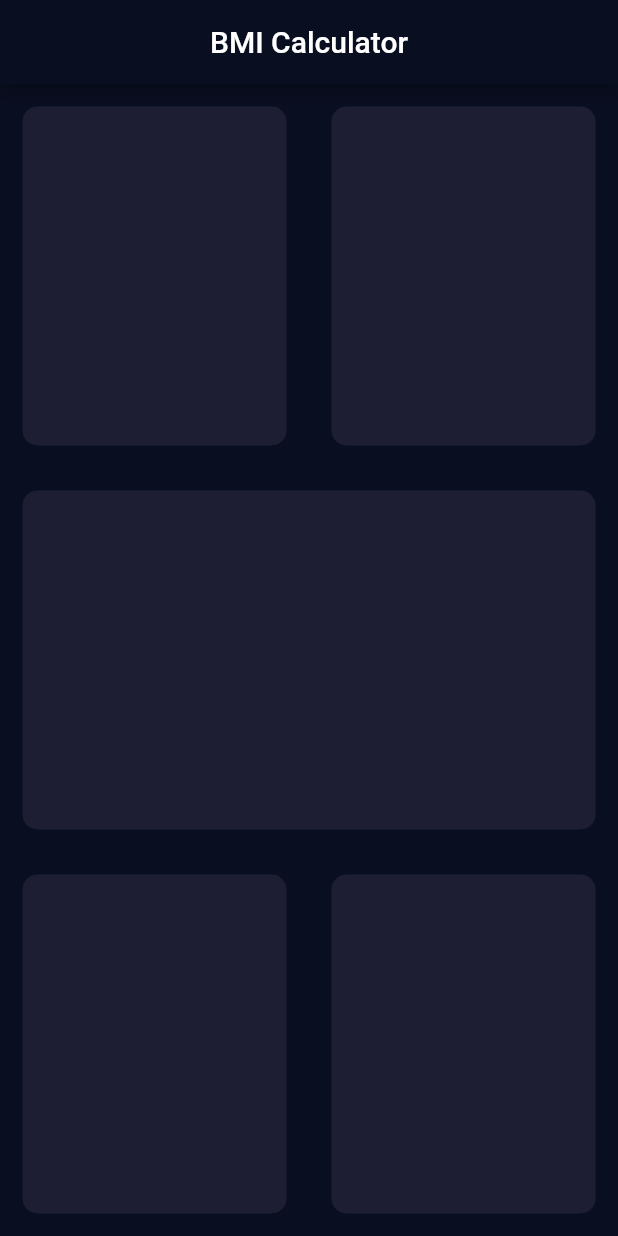
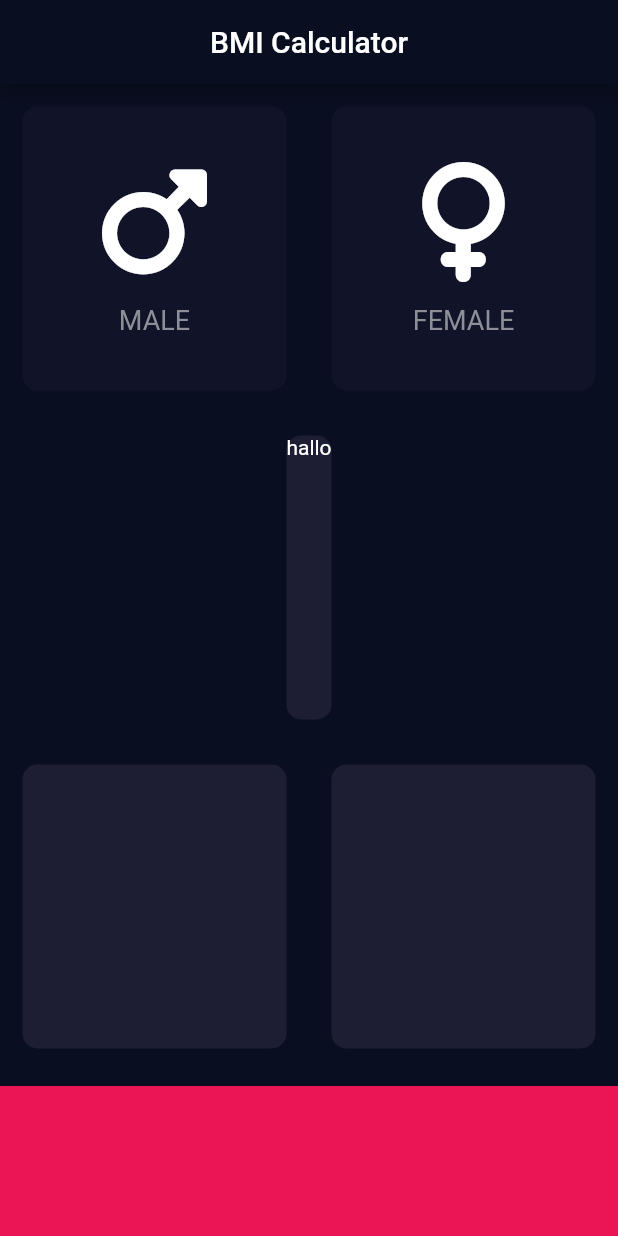
Before and after one commit to 1amSumit/BMI-flutter, a Flutter app: the screen it shows after launch, on a phone screen of 412 x 824 dp. Run offline on Flutter 3.47's test engine with Material 2 defaults, Android fonts, the phone set to English and light mode, and no system bars; our stand-ins replace font_awesome_flutter.

```diff
--- /dev/null
+++ b/lib/IconData.dart
@@ -0,0 +1,30 @@
+import "package:flutter/material.dart";
+
+class GenderCard extends StatelessWidget {
+  GenderCard({required this.icon, required this.text});
+
+  final IconData icon;
+  final String text;
+  @override
+  Widget build(BuildContext context) {
+    return Column(
+      mainAxisAlignment: MainAxisAlignment.center,
+      children: [
+        Icon(
+          icon,
+          size: 80,
+        ),
+        SizedBox(
+          height: 15.0,
+        ),
+        Text(
+          text,
+          style: TextStyle(
+            fontSize: 18.0,
+            color: Color(0xFF8D8E98),
+          ),
+        )
+      ],
+    );
+  }
+}
--- /dev/null
+++ b/lib/Reuseable_card.dart
@@ -0,0 +1,20 @@
+import "package:flutter/material.dart";
+
+class ReuseableCard extends StatelessWidget {
+  ReuseableCard({required this.color, required this.cardChild});
+
+  final Color color;
+  final Widget cardChild;
+
+  @override
+  Widget build(BuildContext context) {
+    return Container(
+      margin: const EdgeInsets.all(15),
+      decoration: BoxDecoration(
+        borderRadius: BorderRadius.circular(10),
+        color: color,
+      ),
+      child: cardChild,
+    );
+  }
+}
--- a/lib/input_page.dart
+++ b/lib/input_page.dart
@@ -1,4 +1,12 @@
 import 'package:flutter/material.dart';
+import 'package:font_awesome_flutter/font_awesome_flutter.dart';
+import "Reuseable_card.dart";
+import "IconData.dart";
+
+const bottomContainerHeight = 100.0;
+const activColor = 0xFF1D1E33;
+const inActiveColor = 0xFF111328;
+const bottomContainerColor = 0xFFEB1555;
 
 class InputPage extends StatefulWidget {
   const InputPage({super.key});
@@ -8,6 +16,33 @@ class InputPage extends StatefulWidget {
 }
 
 class _InputPageState extends State<InputPage> {
+  int maleCardColor = inActiveColor;
+  int femaleCardColor = inActiveColor;
+
+  void updateColor(int gender) {
+    if (gender == 1 && femaleCardColor == activColor) {
+      femaleCardColor = inActiveColor;
+    }
+    if (gender == 2 && maleCardColor == activColor) {
+      maleCardColor = inActiveColor;
+    }
+
+    if (gender == 1) {
+      if (maleCardColor == inActiveColor) {
+        maleCardColor = activColor;
+      } else {
+        maleCardColor = inActiveColor;
+      }
+    }
+    if (gender == 2) {
+      if (femaleCardColor == inActiveColor) {
+        femaleCardColor = activColor;
+      } else {
+        femaleCardColor = inActiveColor;
+      }
+    }
+  }
+
   @override
   Widget build(BuildContext context) {
     return Scaffold(
@@ -22,21 +57,44 @@ class _InputPageState extends State<InputPage> {
             child: Row(
               children: [
                 Expanded(
-                  child: ReuseableCard(
-                    color: Color(0xFF1D1e33),
+                  child: GestureDetector(
+                    onTap: () {
+                      setState(() {
+                        updateColor(1);
+                      });
+                    },
+                    child: ReuseableCard(
+                      color: Color(maleCardColor),
+                      cardChild: GenderCard(
+                        icon: FontAwesomeIcons.mars,
+                        text: "MALE",
+                      ),
+                    ),
                   ),
                 ),
                 Expanded(
-                  child: ReuseableCard(
-                    color: Color(0xFF1D1e33),
+                  child: GestureDetector(
+                    onTap: () {
+                      setState(() {
+                        updateColor(2);
+                      });
+                    },
+                    child: ReuseableCard(
+                      color: Color(femaleCardColor),
+                      cardChild: GenderCard(
+                          icon: FontAwesomeIcons.venus, text: "FEMALE"),
+                    ),
                   ),
-                )
+                ),
               ],
             ),
           ),
           Expanded(
             child: ReuseableCard(
-              color: Color(0xFF1D1e33),
+              color: Color(activColor),
+              cardChild: Container(
+                child: Text("hallo"),
+              ),
             ),
           ),
           Expanded(
@@ -44,36 +102,27 @@ class _InputPageState extends State<InputPage> {
               children: [
                 Expanded(
                   child: ReuseableCard(
-                    color: Color(0xFF1D1e33),
+                    color: Color(activColor),
+                    cardChild: Column(),
                   ),
                 ),
                 Expanded(
                   child: ReuseableCard(
-                    color: Color(0xFF1D1e33),
+                    color: Color(activColor),
+                    cardChild: Column(),
                   ),
                 ),
               ],
             ),
+          ),
+          Container(
+            color: Color(bottomContainerColor),
+            width: double.infinity,
+            height: bottomContainerHeight,
+            margin: EdgeInsets.only(top: 10.0),
           ),
         ],
       ),
     );
   }
 }
-
-class ReuseableCard extends StatelessWidget {
-  ReuseableCard({required this.color});
-
-  final Color color;
-
-  @override
-  Widget build(BuildContext context) {
-    return Container(
-      margin: EdgeInsets.all(15),
-      decoration: BoxDecoration(
-        borderRadius: BorderRadius.circular(10),
-        color: color,
-      ),
-    );
-  }
-}
```
Also changed, not shown: pubspec.yaml (+3 -4 lines), pubspec.lock.
